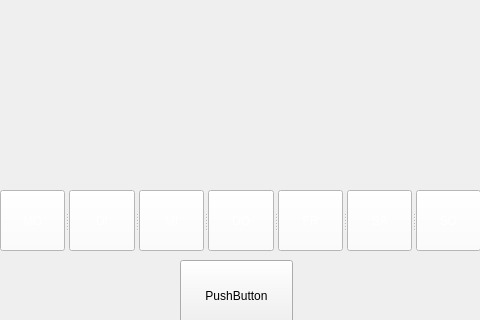
Above: arsch.ui from dgow/PiClock before the change. Below: the same form after it.
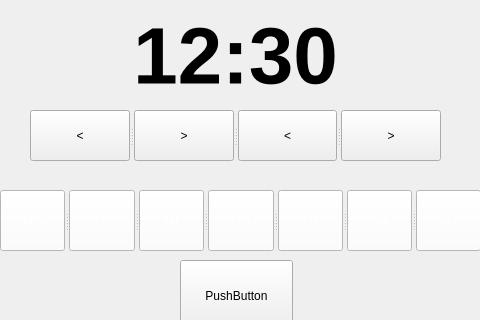
That is the form after the change.

```diff
--- a/arsch.ui
+++ b/arsch.ui
@@ -32,6 +32,29 @@
     <bool>false</bool>
    </property>
   </widget>
+  <widget class="QLabel" name="timeLabel">
+   <property name="geometry">
+    <rect>
+     <x>40</x>
+     <y>20</y>
+     <width>391</width>
+     <height>71</height>
+    </rect>
+   </property>
+   <property name="font">
+    <font>
+     <pointsize>60</pointsize>
+     <weight>75</weight>
+     <bold>true</bold>
+    </font>
+   </property>
+   <property name="text">
+    <string>12:30</string>
+   </property>
+   <property name="alignment">
+    <set>Qt::AlignCenter</set>
+   </property>
+  </widget>
   <widget class="QSplitter" name="splitter">
    <property name="geometry">
     <rect>
@@ -129,6 +152,51 @@
     </property>
    </widget>
   </widget>
+  <widget class="QSplitter" name="splitter_2">
+   <property name="geometry">
+    <rect>
+     <x>30</x>
+     <y>110</y>
+     <width>411</width>
+     <height>51</height>
+    </rect>
+   </property>
+   <property name="orientation">
+    <enum>Qt::Horizontal</enum>
+   </property>
+   <widget class="QPushButton" name="pushButton_9">
+    <property name="text">
+     <string>&lt;</string>
+    </property>
+    <property name="flat">
+     <bool>false</bool>
+    </property>
+   </widget>
+   <widget class="QPushButton" name="pushButton_11">
+    <property name="text">
+     <string>&gt;</string>
+    </property>
+    <property name="flat">
+     <bool>false</bool>
+    </property>
+   </widget>
+   <widget class="QPushButton" name="pushButton_12">
+    <property name="text">
+     <string>&lt;</string>
+    </property>
+    <property name="flat">
+     <bool>false</bool>
+    </property>
+   </widget>
+   <widget class="QPushButton" name="pushButton_10">
+    <property name="text">
+     <string>&gt;</string>
+    </property>
+    <property name="flat">
+     <bool>false</bool>
+    </property>
+   </widget>
+  </widget>
  </widget>
  <resources/>
  <connections/>
```
